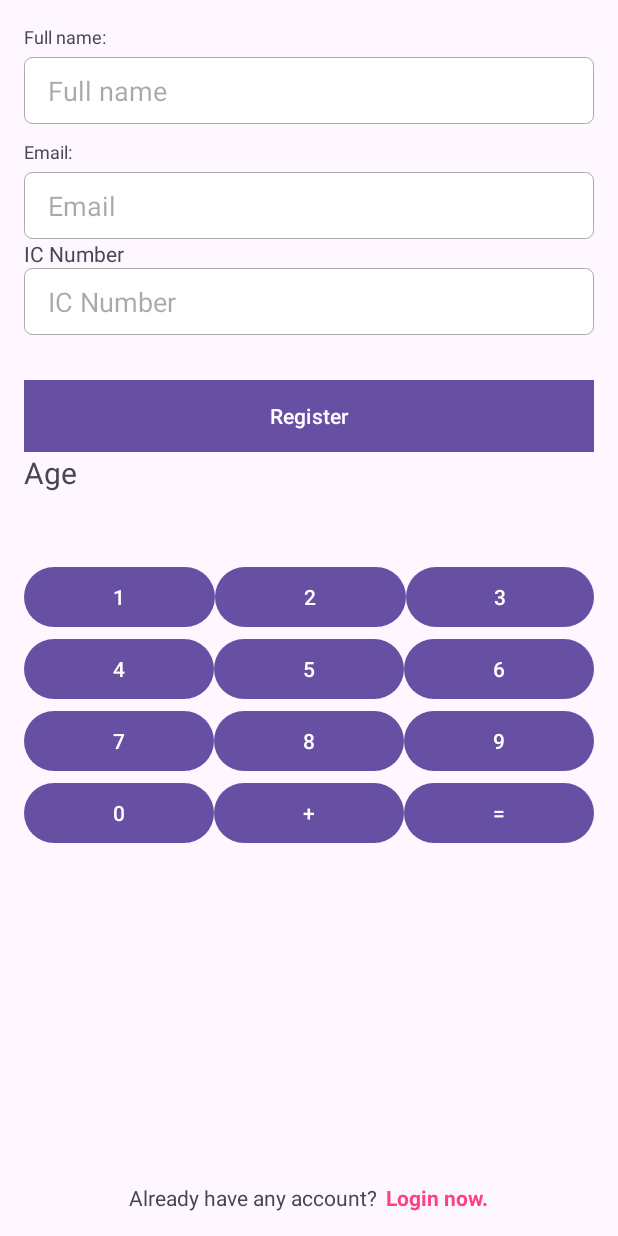
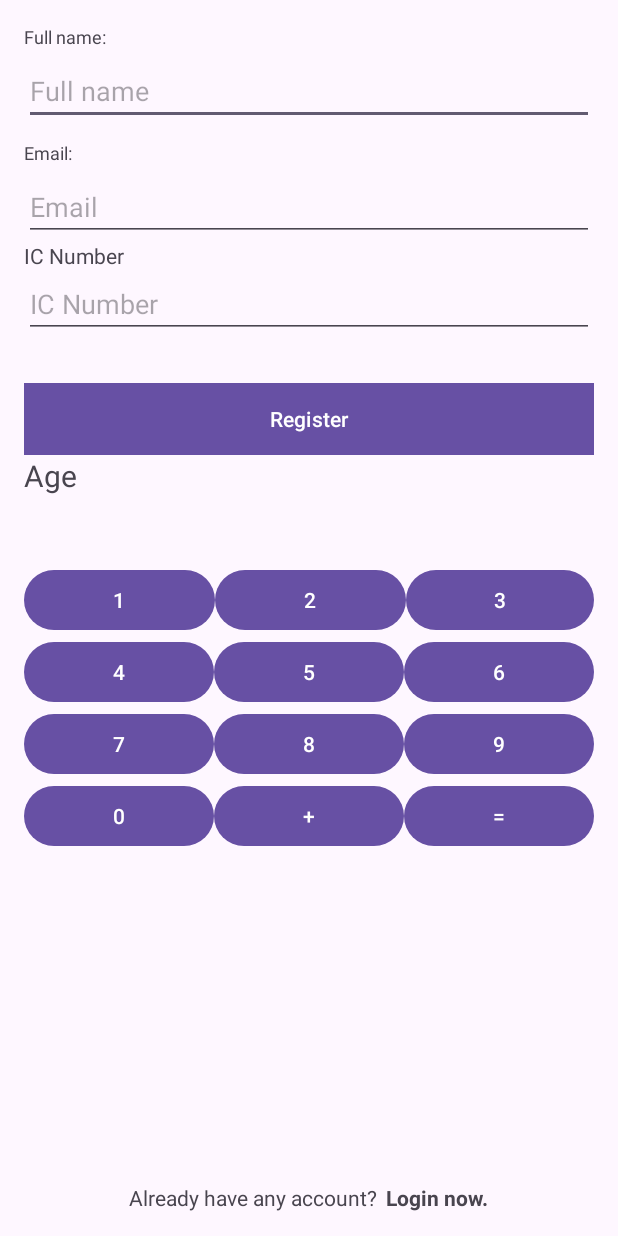
Before and after one commit to fare4z/MyCVDDT, an Android app: the screen it shows after launch (MainActivity), on a phone screen of 412 x 824 dp. Run offline under Robolectric (Android 15) with nearby library versions, the phone set to English and light mode, and no system bars.

Commit message:
update layout

```diff
--- a/app/src/main/res/layout/activity_main.xml
+++ b/app/src/main/res/layout/activity_main.xml
@@ -25,7 +25,6 @@
             android:layout_width="match_parent"
             android:layout_height="wrap_content"
             android:layout_marginTop="5dp"
-            android:background="@drawable/xml_bg_edittext"
             android:hint="Full name"
             android:inputType="textCapWords" />
 
@@ -41,7 +40,6 @@
             android:layout_width="match_parent"
             android:layout_height="wrap_content"
             android:layout_marginTop="5dp"
-            android:background="@drawable/xml_bg_edittext"
             android:hint="Email"
             android:inputType="textEmailAddress" />
 
@@ -55,7 +53,6 @@
             android:id="@+id/et_nric"
             android:layout_width="match_parent"
             android:layout_height="wrap_content"
-            android:background="@drawable/xml_bg_edittext"
             android:ems="10"
             android:hint="IC Number"
             android:inputType="text" />
@@ -206,7 +203,6 @@
             android:id="@+id/tv_login"
             android:layout_marginLeft="6dp"
             android:textStyle="bold"
-            android:textColor="@color/colorAccent"
             android:layout_width="wrap_content"
             android:layout_height="wrap_content"
             android:text="Login now."/>
```
Also changed, not shown: app/src/main/java/com/fare4z/mycv/DatabaseHelper.java (added, +33 -0 lines), app/src/main/java/com/fare4z/mycv/ProfileActivity.java (+0 -7 lines).
